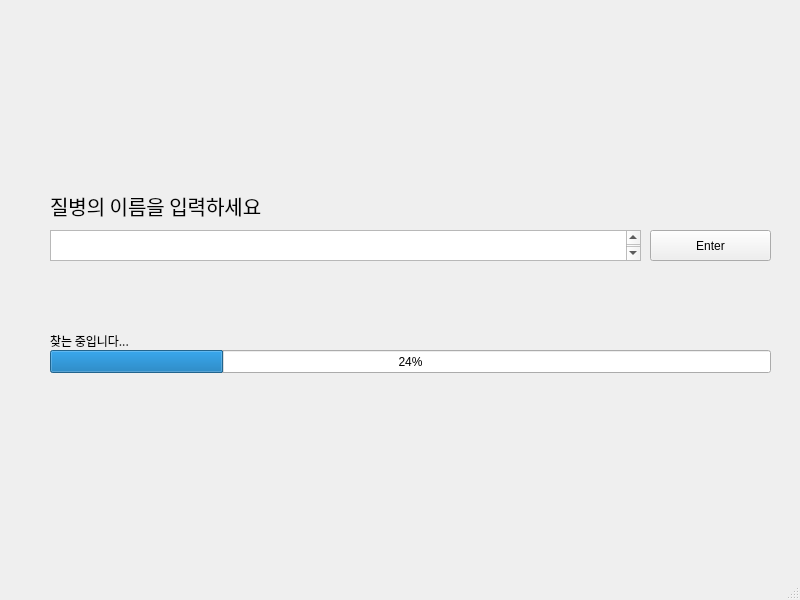
Before: the Qt Designer form UI/main.ui in Zea7/BiS332_Proj3, drawn with Qt 5.
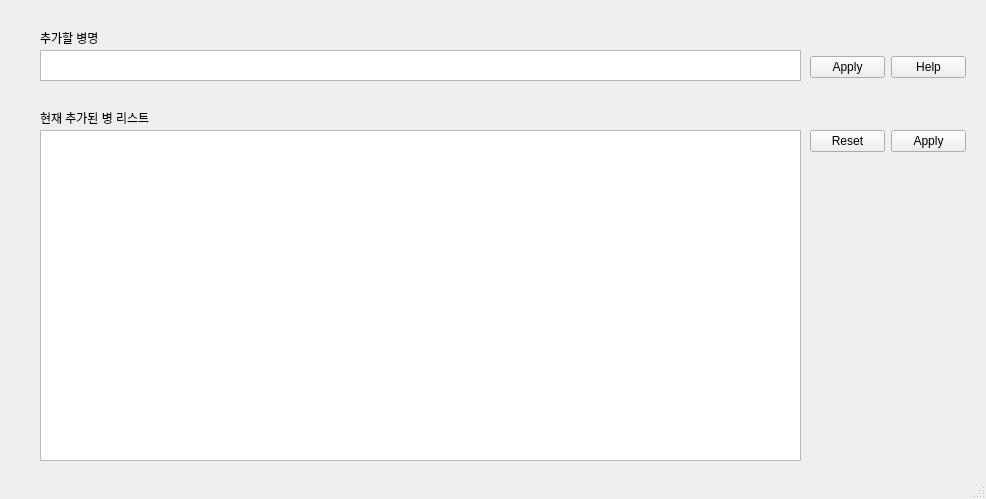
After: the same form once the commit is applied.

Diff of the .ui file:
```diff
--- a/UI/main.ui
+++ b/UI/main.ui
@@ -6,99 +6,87 @@
    <rect>
     <x>0</x>
     <y>0</y>
-    <width>800</width>
-    <height>600</height>
+    <width>986</width>
+    <height>499</height>
    </rect>
   </property>
   <property name="windowTitle">
    <string>진단 보조 시스템</string>
   </property>
   <widget class="QWidget" name="centralwidget">
-   <widget class="QTextEdit" name="DiseaseInput">
+   <widget class="QDialogButtonBox" name="CheckBox">
     <property name="geometry">
      <rect>
-      <x>50</x>
-      <y>230</y>
-      <width>591</width>
+      <x>810</x>
+      <y>52</y>
+      <width>156</width>
       <height>31</height>
      </rect>
     </property>
-    <property name="font">
-     <font>
-      <family>한컴 말랑말랑 Regular</family>
-      <pointsize>13</pointsize>
-     </font>
+    <property name="standardButtons">
+     <set>QDialogButtonBox::Apply|QDialogButtonBox::Help</set>
     </property>
-    <property name="html">
-     <string>&lt;!DOCTYPE HTML PUBLIC &quot;-//W3C//DTD HTML 4.0//EN&quot; &quot;http://www.w3.org/TR/REC-html40/strict.dtd&quot;&gt;
-&lt;html&gt;&lt;head&gt;&lt;meta name=&quot;qrichtext&quot; content=&quot;1&quot; /&gt;&lt;style type=&quot;text/css&quot;&gt;
-p, li { white-space: pre-wrap; }
-&lt;/style&gt;&lt;/head&gt;&lt;body style=&quot; font-family:'한컴 말랑말랑 Regular'; font-size:13pt; font-weight:400; font-style:normal;&quot;&gt;
-&lt;p style=&quot;-qt-paragraph-type:empty; margin-top:0px; margin-bottom:0px; margin-left:0px; margin-right:0px; -qt-block-indent:0; text-indent:0px;&quot;&gt;&lt;br /&gt;&lt;/p&gt;&lt;/body&gt;&lt;/html&gt;</string>
+    <property name="centerButtons">
+     <bool>true</bool>
     </property>
    </widget>
-   <widget class="QPushButton" name="EnterButton">
+   <widget class="QTextEdit" name="DiseaseEdit">
     <property name="geometry">
      <rect>
-      <x>650</x>
-      <y>230</y>
-      <width>121</width>
+      <x>40</x>
+      <y>50</y>
+      <width>761</width>
       <height>31</height>
      </rect>
     </property>
-    <property name="text">
-     <string>Enter</string>
+   </widget>
+   <widget class="QListWidget" name="DiseaseList">
+    <property name="geometry">
+     <rect>
+      <x>40</x>
+      <y>130</y>
+      <width>761</width>
+      <height>331</height>
+     </rect>
     </property>
    </widget>
-   <widget class="QProgressBar" name="SearchProgressBar">
+   <widget class="QDialogButtonBox" name="AnalyzeBox">
     <property name="geometry">
      <rect>
-      <x>50</x>
-      <y>350</y>
-      <width>721</width>
+      <x>810</x>
+      <y>130</y>
+      <width>156</width>
       <height>23</height>
      </rect>
     </property>
-    <property name="value">
-     <number>24</number>
+    <property name="standardButtons">
+     <set>QDialogButtonBox::Apply|QDialogButtonBox::Reset</set>
     </property>
    </widget>
    <widget class="QLabel" name="TitleLabel">
     <property name="geometry">
      <rect>
-      <x>50</x>
-      <y>190</y>
-      <width>271</width>
-      <height>31</height>
+      <x>40</x>
+      <y>110</y>
+      <width>161</width>
+      <height>16</height>
      </rect>
     </property>
-    <property name="font">
-     <font>
-      <family>한컴 말랑말랑 Regular</family>
-      <pointsize>15</pointsize>
-     </font>
-    </property>
     <property name="text">
-     <string>질병의 이름을 입력하세요</string>
+     <string>현재 추가된 병 리스트</string>
     </property>
    </widget>
    <widget class="QLabel" name="FindingLabel">
     <property name="geometry">
      <rect>
-      <x>50</x>
-      <y>331</y>
-      <width>271</width>
-      <height>20</height>
+      <x>40</x>
+      <y>30</y>
+      <width>121</width>
+      <height>16</height>
      </rect>
     </property>
-    <property name="font">
-     <font>
-      <family>돋움체</family>
-      <pointsize>9</pointsize>
-     </font>
-    </property>
     <property name="text">
-     <string>찾는 중입니다...</string>
+     <string>추가할 병명</string>
     </property>
    </widget>
   </widget>
```
Left out of the diff: 6 changed lines with no effect on the pictures.
